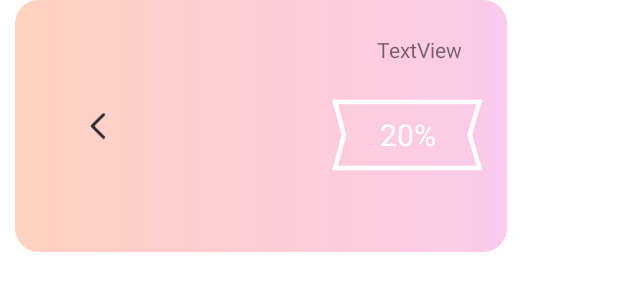
After one commit to eliseybg/coffee, an Android app: the layout special_deal_item.xml on its own in the app's theme, with its tools: preview values and no code run, on a phone screen of 412 x 824 dp. The commit adds this screen. Shown: the top 300 px of the screen. Run offline under Robolectric (Android 15) with nearby library versions, the phone set to English and light mode, and no system bars; network calls fail; Roboto replaces fonts that are not available here.

Commit message:
Special deals

```diff
--- a/madcoffeego/app/build.gradle
+++ b/madcoffeego/app/build.gradle
@@ -54,4 +54,7 @@ dependencies {
 
     def viewPagerVersion = "1.0.0"
     implementation "androidx.viewpager2:viewpager2:$viewPagerVersion"
+
+    def picassoVersion = "2.71828"
+    implementation "com.squareup.picasso:picasso:$picassoVersion"
 }
--- a/madcoffeego/app/src/main/java/com/breaktime/madcoffeego/api/CoffeeApi.kt
+++ b/madcoffeego/app/src/main/java/com/breaktime/madcoffeego/api/CoffeeApi.kt
@@ -3,6 +3,7 @@ package com.breaktime.madcoffeego.api
 import com.breaktime.madcoffeego.api.body.AccessToken
 import com.breaktime.madcoffeego.api.body.PhoneKey
 import com.breaktime.madcoffeego.api.body.RegisterDeviceBody
+import com.breaktime.madcoffeego.api.body.SpecialDealsItem
 import retrofit2.Call
 import retrofit2.http.Body
 import retrofit2.http.GET
@@ -22,4 +23,7 @@ interface CoffeeApi {
         @Header("phonekey") phonekey: String,
         @Header("uuid") uuid: String,
     ): Call<AccessToken>
+
+    @GET("action")
+    fun getSpecialDeals(): Call<List<SpecialDealsItem>>
 }
--- /dev/null
+++ b/madcoffeego/app/src/main/res/drawable/ic_deal_background.xml
@@ -0,0 +1,11 @@
+<vector xmlns:android="http://schemas.android.com/apk/res/android"
+    android:width="101dp"
+    android:height="48dp"
+    android:viewportWidth="101"
+    android:viewportHeight="48">
+  <path
+      android:pathData="M2,2H98L91.5,24L98,46H2L8,24L2,2Z"
+      android:strokeWidth="3"
+      android:fillColor="#00000000"
+      android:strokeColor="#ffffff"/>
+</vector>
--- /dev/null
+++ b/madcoffeego/app/src/main/res/drawable/special_deal_item_background.xml
@@ -0,0 +1,10 @@
+<?xml version="1.0" encoding="utf-8"?>
+<shape xmlns:android="http://schemas.android.com/apk/res/android"
+    android:shape="rectangle">
+    <gradient
+        android:angle="180"
+        android:endColor="#FFD1BF"
+        android:startColor="#FCCAEB"
+        android:type="linear" />
+    <corners android:radius="16dp"/>
+</shape>
--- /dev/null
+++ b/madcoffeego/app/src/main/res/layout/special_deal_item.xml
@@ -0,0 +1,50 @@
+<?xml version="1.0" encoding="utf-8"?>
+<androidx.constraintlayout.widget.ConstraintLayout xmlns:android="http://schemas.android.com/apk/res/android"
+    xmlns:app="http://schemas.android.com/apk/res-auto"
+    android:layout_width="328dp"
+    android:layout_height="168dp"
+    android:layout_marginHorizontal="10dp"
+    android:background="@drawable/special_deal_item_background">
+
+    <ImageView
+        android:id="@+id/image"
+        android:layout_width="wrap_content"
+        android:layout_height="0dp"
+        android:layout_marginStart="50dp"
+        android:layout_marginTop="30dp"
+        android:layout_marginBottom="30dp"
+        app:layout_constraintBottom_toBottomOf="parent"
+        app:layout_constraintEnd_toEndOf="parent"
+        app:layout_constraintHorizontal_bias="0.0"
+        app:layout_constraintStart_toStartOf="parent"
+        app:layout_constraintTop_toTopOf="parent"
+        app:srcCompat="@drawable/ic_back" />
+
+    <TextView
+        android:id="@+id/name"
+        android:layout_width="wrap_content"
+        android:layout_height="wrap_content"
+        android:layout_marginEnd="30dp"
+        android:gravity="center"
+        android:text="TextView"
+        android:textAlignment="center"
+        app:layout_constraintBottom_toTopOf="@+id/discount"
+        app:layout_constraintEnd_toEndOf="parent"
+        app:layout_constraintTop_toTopOf="parent" />
+
+    <TextView
+        android:id="@+id/discount"
+        android:layout_width="wrap_content"
+        android:layout_height="wrap_content"
+        android:layout_marginTop="12dp"
+        android:background="@drawable/ic_deal_background"
+        android:gravity="center"
+        android:text="20%"
+        android:textColor="#FFF"
+        android:textSize="20sp"
+        app:layout_constraintBottom_toBottomOf="parent"
+        app:layout_constraintEnd_toEndOf="@+id/name"
+        app:layout_constraintHorizontal_bias="0.674"
+        app:layout_constraintStart_toStartOf="@+id/name"
+        app:layout_constraintTop_toTopOf="parent" />
+</androidx.constraintlayout.widget.ConstraintLayout>
--- a/madcoffeego/app/src/main/res/navigation/nav_graf.xml
+++ b/madcoffeego/app/src/main/res/navigation/nav_graf.xml
@@ -3,7 +3,7 @@
     xmlns:app="http://schemas.android.com/apk/res-auto"
     xmlns:tools="http://schemas.android.com/tools"
     android:id="@+id/nav_graf"
-    app:startDestination="@id/splashScreenFragment">
+    app:startDestination="@id/homeFragment">
 
     <fragment
         android:id="@+id/splashScreenFragment"
@@ -28,7 +28,7 @@
     </fragment>
     <fragment
         android:id="@+id/homeFragment"
-        android:name="com.breaktime.madcoffeego.HomeFragment"
+        android:name="com.breaktime.madcoffeego.view.home.HomeFragment"
         android:label="fragment_home"
         tools:layout="@layout/fragment_home" />
     <fragment
--- a/madcoffeego/app/src/main/res/values/strings.xml
+++ b/madcoffeego/app/src/main/res/values/strings.xml
@@ -11,4 +11,6 @@
     <string name="hello_blank_fragment">Hello blank fragment</string>
     <string name="sign_in">Sign in</string>
     <string name="password_hint">+7 ( ___ ) ___ - __ - __</string>
+    <string name="coffee_shop_address">Coffee shop address</string>
+    <string name="_43_marathon_st">43, Marathon st.</string>
 </resources>
```
Also changed, not shown: madcoffeego/app/src/main/java/com/breaktime/madcoffeego/HomeFragment.kt (deleted, +0 -59 lines), madcoffeego/app/src/main/java/com/breaktime/madcoffeego/api/body/SpecialDealsItem.kt (added, +7 -0 lines), madcoffeego/app/src/main/java/com/breaktime/madcoffeego/view/home/HomeFragment.kt (added, +60 -0 lines), madcoffeego/app/src/main/res/drawable/ic_mappin.xml (added, +20 -0 lines), madcoffeego/app/src/main/res/layout/fragment_home.xml (+82 -7 lines), madcoffeego/app/src/main/res/xml/fragment_home_scene.xml (added, +35 -0 lines).
